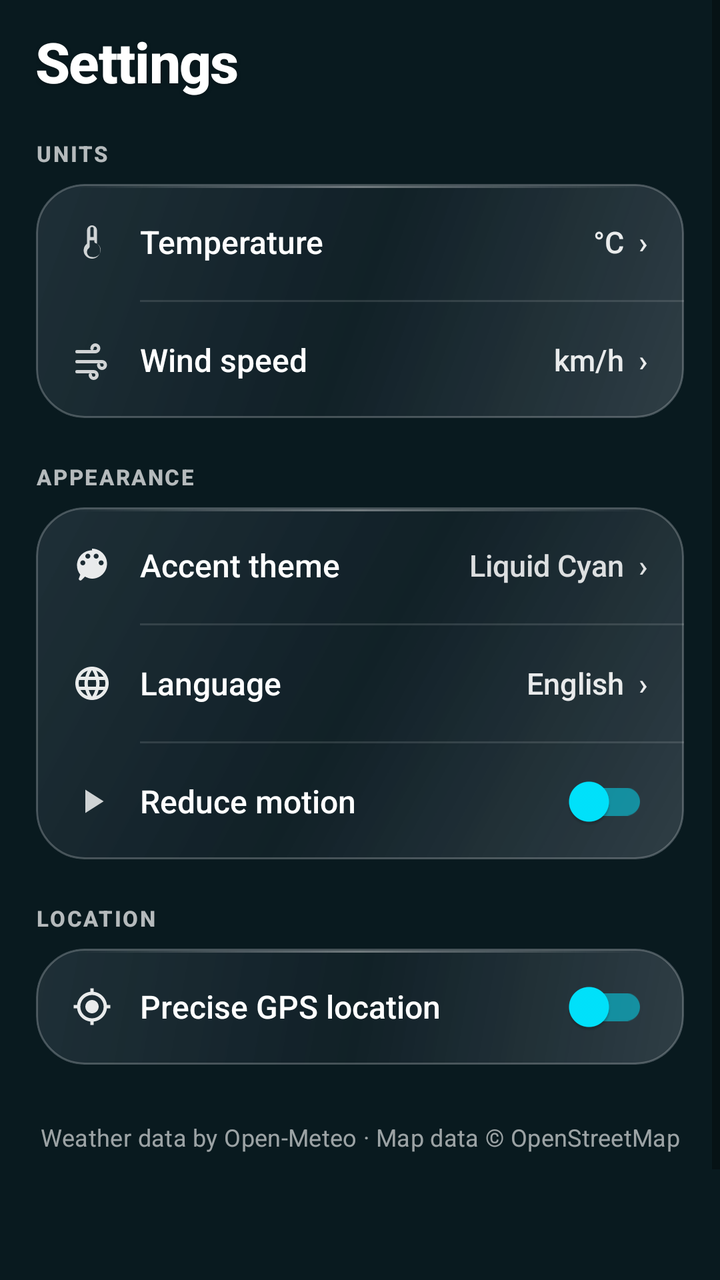
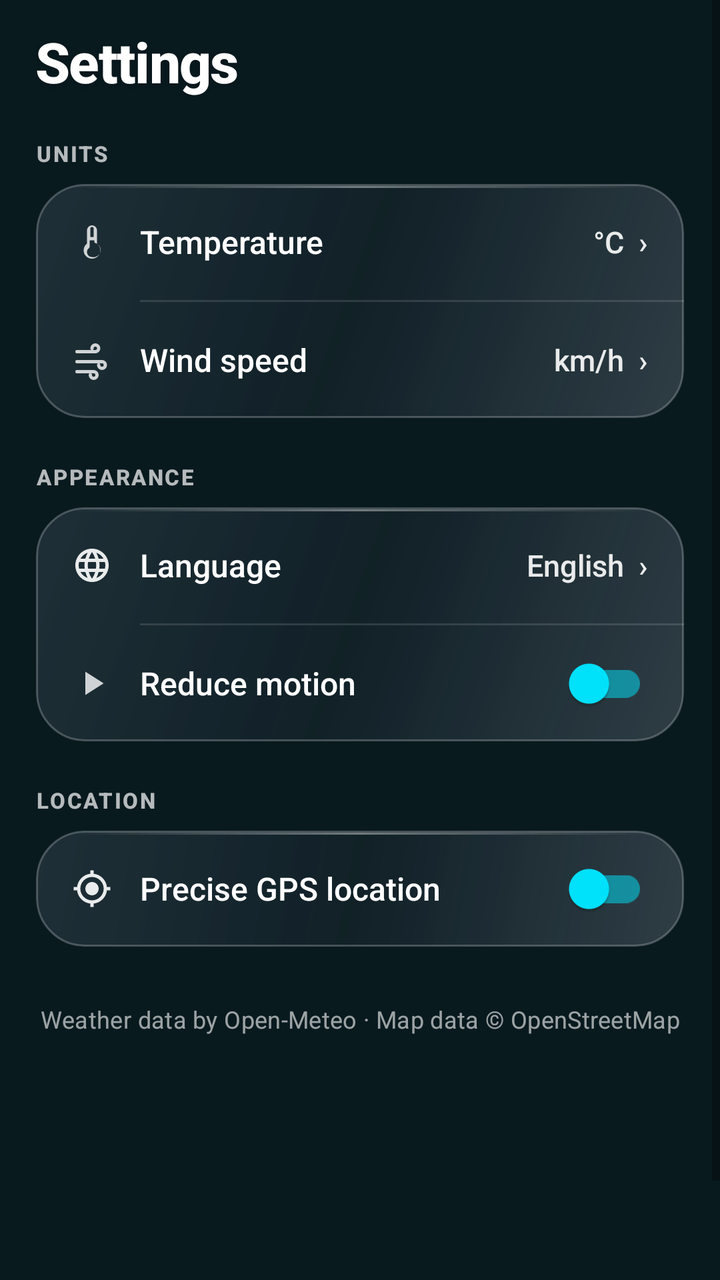

Compare the two renders of this Android layout. The source of the first and the diff that turns it into the second are given below.
<!-- AndroidManifest.xml: application theme Theme.K3Weather -->
<!-- res/layout/layout_settings.xml -->
<?xml version="1.0" encoding="utf-8"?>
<ScrollView xmlns:android="http://schemas.android.com/apk/res/android"
    xmlns:app="http://schemas.android.com/apk/res-auto"
    android:layout_width="match_parent"
    android:layout_height="match_parent"
    android:background="@android:color/transparent"
    android:clipToPadding="false"
    android:overScrollMode="never"
    android:fillViewport="true">

    <LinearLayout
        android:layout_width="match_parent"
        android:layout_height="wrap_content"
        android:orientation="vertical"
        android:paddingHorizontal="18dp"
        android:paddingTop="12dp"
        android:paddingBottom="108dp">

        
        <TextView
            android:layout_width="match_parent"
            android:layout_height="wrap_content"
            android:text="@string/settings_title"
            android:textColor="@android:color/white"
            android:textSize="28sp"
            android:textStyle="bold"
            android:letterSpacing="-0.02"
            android:shadowColor="#33000000"
            android:shadowDx="0"
            android:shadowDy="2"
            android:shadowRadius="6"
            android:fontFamily="sans-serif-medium"
            android:layout_marginBottom="20dp" />

        
        <TextView
            android:layout_width="match_parent"
            android:layout_height="wrap_content"
            android:text="@string/settings_section_units"
            android:textColor="#B3FFFFFF"
            android:textSize="11sp"
            android:textStyle="bold"
            android:letterSpacing="0.08"
            android:fontFamily="sans-serif-medium"
            android:layout_marginBottom="8dp" />

        <LinearLayout
            android:layout_width="match_parent"
            android:layout_height="wrap_content"
            android:background="@drawable/bg_card_translucent"
            android:orientation="vertical"
            android:clipToOutline="true">

            
            <LinearLayout
                android:id="@+id/rowTemperature"
                android:layout_width="match_parent"
                android:layout_height="58dp"
                android:background="?attr/selectableItemBackground"
                android:clickable="true"
                android:focusable="true"
                android:gravity="center_vertical"
                android:orientation="horizontal"
                android:paddingHorizontal="18dp">

                <ImageView
                    android:layout_width="20dp"
                    android:layout_height="20dp"
                    android:contentDescription="@null"
                    android:src="@drawable/ic_thermometer"
                    app:tint="#E6FFFFFF" />

                <TextView
                    android:layout_width="0dp"
                    android:layout_height="wrap_content"
                    android:layout_weight="1"
                    android:layout_marginStart="14dp"
                    android:text="@string/settings_temperature"
                    android:textColor="@android:color/white"
                    android:textSize="16sp"
                    android:fontFamily="sans-serif-medium" />

                <TextView
                    android:id="@+id/tvTemperatureUnitValue"
                    android:layout_width="wrap_content"
                    android:layout_height="wrap_content"
                    android:text="°C  ›"
                    android:textColor="#E6FFFFFF"
                    android:textSize="15sp"
                    android:fontFamily="sans-serif-medium" />
            </LinearLayout>

            <View
                android:layout_width="match_parent"
                android:layout_height="1dp"
                android:layout_marginStart="52dp"
                android:background="#1FFFFFFF" />

            
            <LinearLayout
                android:id="@+id/rowWindSpeed"
                android:layout_width="match_parent"
                android:layout_height="58dp"
                android:background="?attr/selectableItemBackground"
                android:clickable="true"
                android:focusable="true"
                android:gravity="center_vertical"
                android:orientation="horizontal"
                android:paddingHorizontal="18dp">

                <ImageView
                    android:layout_width="20dp"
                    android:layout_height="20dp"
                    android:contentDescription="@null"
                    android:src="@drawable/ic_wind"
                    app:tint="#E6FFFFFF" />

                <TextView
                    android:layout_width="0dp"
                    android:layout_height="wrap_content"
                    android:layout_weight="1"
                    android:layout_marginStart="14dp"
                    android:text="@string/settings_wind_speed"
                    android:textColor="@android:color/white"
                    android:textSize="16sp"
                    android:fontFamily="sans-serif-medium" />

                <TextView
                    android:id="@+id/tvWindSpeedUnitValue"
                    android:layout_width="wrap_content"
                    android:layout_height="wrap_content"
                    android:text="km/h  ›"
                    android:textColor="#E6FFFFFF"
                    android:textSize="15sp"
                    android:fontFamily="sans-serif-medium" />
            </LinearLayout>
        </LinearLayout>

        
        <TextView
            android:layout_width="match_parent"
            android:layout_height="wrap_content"
            android:layout_marginTop="22dp"
            android:layout_marginBottom="8dp"
            android:text="@string/settings_section_display"
            android:textColor="#B3FFFFFF"
            android:textSize="11sp"
            android:textStyle="bold"
            android:letterSpacing="0.08"
            android:fontFamily="sans-serif-medium" />

        <LinearLayout
            android:layout_width="match_parent"
            android:layout_height="wrap_content"
            android:background="@drawable/bg_card_translucent"
            android:orientation="vertical"
            android:clipToOutline="true">

            
            <LinearLayout
                android:id="@+id/rowColorScheme"
                android:layout_width="match_parent"
                android:layout_height="58dp"
                android:background="?attr/selectableItemBackground"
                android:clickable="true"
                android:focusable="true"
                android:gravity="center_vertical"
                android:orientation="horizontal"
                android:paddingHorizontal="18dp">

                <ImageView
                    android:layout_width="20dp"
                    android:layout_height="20dp"
                    android:contentDescription="@null"
                    android:src="@drawable/ic_palette"
                    app:tint="#E6FFFFFF" />

                <TextView
                    android:layout_width="0dp"
                    android:layout_height="wrap_content"
                    android:layout_weight="1"
                    android:layout_marginStart="14dp"
                    android:text="@string/settings_color_scheme"
                    android:textColor="@android:color/white"
                    android:textSize="16sp"
                    android:fontFamily="sans-serif-medium" />

                <TextView
                    android:id="@+id/tvColorSchemeValue"
                    android:layout_width="wrap_content"
                    android:layout_height="wrap_content"
                    android:text="Liquid Cyan  ›"
                    android:textColor="#D9FFFFFF"
                    android:textSize="15sp"
                    android:fontFamily="sans-serif-medium" />
            </LinearLayout>

            <View
                android:layout_width="match_parent"
                android:layout_height="1dp"
                android:layout_marginStart="52dp"
                android:background="#1FFFFFFF" />

            
            <LinearLayout
                android:id="@+id/rowLanguage"
                android:layout_width="match_parent"
                android:layout_height="58dp"
                android:background="?attr/selectableItemBackground"
                android:clickable="true"
                android:focusable="true"
                android:gravity="center_vertical"
                android:orientation="horizontal"
                android:paddingHorizontal="18dp">

                <ImageView
                    android:layout_width="20dp"
                    android:layout_height="20dp"
                    android:contentDescription="@null"
                    android:src="@drawable/ic_language"
                    app:tint="#E6FFFFFF" />

                <TextView
                    android:layout_width="0dp"
                    android:layout_height="wrap_content"
                    android:layout_weight="1"
                    android:layout_marginStart="14dp"
                    android:text="@string/settings_language"
                    android:textColor="@android:color/white"
                    android:textSize="16sp"
                    android:fontFamily="sans-serif-medium" />

                <TextView
                    android:id="@+id/tvLanguageValue"
                    android:layout_width="wrap_content"
                    android:layout_height="wrap_content"
                    android:text="English  ›"
                    android:textColor="#E6FFFFFF"
                    android:textSize="15sp"
                    android:fontFamily="sans-serif-medium" />
            </LinearLayout>

            <View
                android:layout_width="match_parent"
                android:layout_height="1dp"
                android:layout_marginStart="52dp"
                android:background="#1FFFFFFF" />

            
            <LinearLayout
                android:id="@+id/rowReduceMotion"
                android:layout_width="match_parent"
                android:layout_height="58dp"
                android:background="?attr/selectableItemBackground"
                android:clickable="true"
                android:focusable="true"
                android:gravity="center_vertical"
                android:orientation="horizontal"
                android:paddingHorizontal="18dp">

                <ImageView
                    android:layout_width="20dp"
                    android:layout_height="20dp"
                    android:contentDescription="@null"
                    android:src="@drawable/ic_reduce_motion"
                    app:tint="#E6FFFFFF" />

                <TextView
                    android:layout_width="0dp"
                    android:layout_height="wrap_content"
                    android:layout_weight="1"
                    android:layout_marginStart="14dp"
                    android:text="@string/settings_reduce_motion"
                    android:textColor="@android:color/white"
                    android:textSize="16sp"
                    android:fontFamily="sans-serif-medium" />

                <androidx.appcompat.widget.SwitchCompat
                    android:id="@+id/reduceMotionSwitch"
                    android:layout_width="wrap_content"
                    android:layout_height="wrap_content"
                    app:thumbTint="@color/accent_cyan"
                    app:trackTint="#8000E5FF" />
            </LinearLayout>
        </LinearLayout>

        
        <TextView
            android:layout_width="match_parent"
            android:layout_height="wrap_content"
            android:layout_marginTop="22dp"
            android:layout_marginBottom="8dp"
            android:text="@string/settings_section_location"
            android:textColor="#B3FFFFFF"
            android:textSize="11sp"
            android:textStyle="bold"
            android:letterSpacing="0.08"
            android:fontFamily="sans-serif-medium" />

        <LinearLayout
            android:layout_width="match_parent"
            android:layout_height="wrap_content"
            android:background="@drawable/bg_card_translucent"
            android:orientation="vertical"
            android:clipToOutline="true">

            
            <LinearLayout
                android:id="@+id/rowCurrentLocation"
                android:layout_width="match_parent"
                android:layout_height="58dp"
                android:background="?attr/selectableItemBackground"
                android:clickable="true"
                android:focusable="true"
                android:gravity="center_vertical"
                android:orientation="horizontal"
                android:paddingHorizontal="18dp">

                <ImageView
                    android:layout_width="20dp"
                    android:layout_height="20dp"
                    android:contentDescription="@null"
                    android:src="@drawable/ic_location"
                    app:tint="#E6FFFFFF" />

                <TextView
                    android:layout_width="0dp"
                    android:layout_height="wrap_content"
                    android:layout_weight="1"
                    android:layout_marginStart="14dp"
                    android:text="@string/settings_use_current_location"
                    android:textColor="@android:color/white"
                    android:textSize="16sp"
                    android:fontFamily="sans-serif-medium" />

                <androidx.appcompat.widget.SwitchCompat
                    android:id="@+id/currentLocationSwitch"
                    android:layout_width="wrap_content"
                    android:layout_height="wrap_content"
                    app:thumbTint="@color/accent_cyan"
                    app:trackTint="#8000E5FF" />
            </LinearLayout>
        </LinearLayout>

        
        <TextView
            android:id="@+id/attributions"
            android:layout_width="match_parent"
            android:layout_height="wrap_content"
            android:layout_marginTop="28dp"
            android:layout_marginBottom="16dp"
            android:gravity="center"
            android:text="@string/settings_attribution"
            android:textColor="#99FFFFFF"
            android:textSize="12sp"
            android:letterSpacing="0.01"
            android:fontFamily="sans-serif" />

    </LinearLayout>
</ScrollView>
<!-- resources referenced by this layout -->
<resources>
  <color name="accent_cyan">#00E5FF</color>
  <!-- drawable ic_location (drawable) -->
  <vector xmlns:android="http://schemas.android.com/apk/res/android"
      android:width="24dp"
      android:height="24dp"
      android:viewportWidth="24"
      android:viewportHeight="24">
      <path
          android:fillColor="#00E5FF"
          android:pathData="M12,8c-2.21,0 -4,1.79 -4,4s1.79,4 4,4 4,-1.79 4,-4 -1.79,-4 -4,-4zm8.94,3A8.994,8.994 0 0 0 13,3.06V1h-2v2.06A8.994,8.994 0 0 0 3.06,11H1v2h2.06A8.994,8.994 0 0 0 11,20.94V23h2v-2.06A8.994,8.994 0 0 0 20.94,13H23v-2h-2.06zM12,19c-3.87,0 -7,-3.13 -7,-7s3.13,-7 7,-7 7,3.13 7,7 -3.13,7 -7,7z"/>
  </vector>
  <!-- drawable ic_palette (drawable) -->
  <vector xmlns:android="http://schemas.android.com/apk/res/android"
      android:width="24dp"
      android:height="24dp"
      android:viewportWidth="24"
      android:viewportHeight="24">
      <path
          android:fillColor="@android:color/white"
          android:pathData="M12,3c-4.97,0 -9,4.03 -9,9 0,2.12 0.74,4.07 1.97,5.61L4.35,19.4c-0.39,0.39 -0.39,1.02 0,1.41 0.39,0.39 1.02,0.39 1.41,0l2.06,-2.06C9.17,19.46 10.53,20 12,20c4.97,0 9,-4.03 9,-9s-4.03,-9 -9,-9zM6.5,12c-0.83,0 -1.5,-0.67 -1.5,-1.5S5.67,9 6.5,9 8,9.67 8,10.5 7.33,12 6.5,12zM9.5,8C8.67,8 8,7.33 8,6.5S8.67,5 9.5,5s1.5,0.67 1.5,1.5S10.33,8 9.5,8zM14.5,8c-0.83,0 -1.5,-0.67 -1.5,-1.5S13.67,5 14.5,5s1.5,0.67 1.5,1.5S15.33,8 14.5,8zM17.5,12c-0.83,0 -1.5,-0.67 -1.5,-1.5S16.67,9 17.5,9s1.5,0.67 1.5,1.5 -0.67,1.5 -1.5,1.5z" />
  </vector>
  <!-- drawable ic_reduce_motion (drawable) -->
  <vector xmlns:android="http://schemas.android.com/apk/res/android"
      android:width="24dp"
      android:height="24dp"
      android:viewportWidth="24"
      android:viewportHeight="24">
      <path
          android:fillColor="#E0FFFFFF"
          android:pathData="M8,5v14l11,-7z"/>
  </vector>
  <!-- drawable ic_thermometer (drawable) -->
  <vector xmlns:android="http://schemas.android.com/apk/res/android"
      android:width="24dp"
      android:height="24dp"
      android:viewportWidth="24"
      android:viewportHeight="24">
      <path
          android:fillColor="#E0FFFFFF"
          android:pathData="M15,13V5a3,3 0 0,0 -6,0v8a5,5 0 1,0 6,0zm-3,-10a1,1 0 0,1 1,1v5h-2V4a1,1 0 0,1 1,-1zm0,18a3,3 0 0,1 -1.8,-5.4 1,1 0 0,0 0.4,-0.8V11h2.8v0.8a1,1 0 0,0 0.4,0.8A3,3 0 0,1 12,21z"/>
  </vector>
  <!-- drawable ic_wind (drawable) -->
  <vector xmlns:android="http://schemas.android.com/apk/res/android"
      android:width="24dp"
      android:height="24dp"
      android:viewportWidth="24"
      android:viewportHeight="24">
      <path
          android:fillColor="#E0FFFFFF"
          android:pathData="M3,8h11a3,3 0 1,0 -3,-3 1,1 0 0,0 2,0 1,1 0 1,1 1,1H3a1,1 0 0,0 0,2zm15,4H3a1,1 0 0,0 0,2h15a1,1 0 1,1 -1,1 1,1 0 0,0 -2,0 3,3 0 1,0 3,-3zm-5,6H3a1,1 0 0,0 0,2h10a1,1 0 1,1 -1,1 1,1 0 0,0 -2,0 3,3 0 1,0 3,-3z"/>
  </vector>
  <string name="settings_attribution">Weather data by Open-Meteo · Map data © OpenStreetMap</string>
  <string name="settings_color_scheme">Accent theme</string>
  <string name="settings_language">Language</string>
  <string name="settings_reduce_motion">Reduce motion</string>
  <string name="settings_section_display">APPEARANCE</string>
  <string name="settings_section_location">LOCATION</string>
  <string name="settings_section_units">UNITS</string>
  <string name="settings_temperature">Temperature</string>
  <string name="settings_title">Settings</string>
  <string name="settings_use_current_location">Precise GPS location</string>
  <string name="settings_wind_speed">Wind speed</string>
  <color name="primary_teal">#0F2C33</color>
  <color name="primary_dark_teal">#091A1F</color>
  <!-- unchanged entries left out for length: 3 -->
</resources>

<!-- the commit's change to res/layout/layout_settings.xml (unified diff, before → after) -->
@@ -14,7 +14,7 @@
         android:orientation="vertical"
         android:paddingHorizontal="18dp"
         android:paddingTop="12dp"
-        android:paddingBottom="108dp">
+        android:paddingBottom="160dp">
 
         
         <TextView
@@ -158,51 +158,6 @@
 
             
             <LinearLayout
-                android:id="@+id/rowColorScheme"
-                android:layout_width="match_parent"
-                android:layout_height="58dp"
-                android:background="?attr/selectableItemBackground"
-                android:clickable="true"
-                android:focusable="true"
-                android:gravity="center_vertical"
-                android:orientation="horizontal"
-                android:paddingHorizontal="18dp">
-
-                <ImageView
-                    android:layout_width="20dp"
-                    android:layout_height="20dp"
-                    android:contentDescription="@null"
-                    android:src="@drawable/ic_palette"
-                    app:tint="#E6FFFFFF" />
-
-                <TextView
-                    android:layout_width="0dp"
-                    android:layout_height="wrap_content"
-                    android:layout_weight="1"
-                    android:layout_marginStart="14dp"
-                    android:text="@string/settings_color_scheme"
-                    android:textColor="@android:color/white"
-                    android:textSize="16sp"
-                    android:fontFamily="sans-serif-medium" />
-
-                <TextView
-                    android:id="@+id/tvColorSchemeValue"
-                    android:layout_width="wrap_content"
-                    android:layout_height="wrap_content"
-                    android:text="Liquid Cyan  ›"
-                    android:textColor="#D9FFFFFF"
-                    android:textSize="15sp"
-                    android:fontFamily="sans-serif-medium" />
-            </LinearLayout>
-
-            <View
-                android:layout_width="match_parent"
-                android:layout_height="1dp"
-                android:layout_marginStart="52dp"
-                android:background="#1FFFFFFF" />
-
-            
-            <LinearLayout
                 android:id="@+id/rowLanguage"
                 android:layout_width="match_parent"
                 android:layout_height="58dp"
<!-- resource entries referenced after the edit -->
@@ -10,16 +10,6 @@
       <path
           android:fillColor="#00E5FF"
           android:pathData="M12,8c-2.21,0 -4,1.79 -4,4s1.79,4 4,4 4,-1.79 4,-4 -1.79,-4 -4,-4zm8.94,3A8.994,8.994 0 0 0 13,3.06V1h-2v2.06A8.994,8.994 0 0 0 3.06,11H1v2h2.06A8.994,8.994 0 0 0 11,20.94V23h2v-2.06A8.994,8.994 0 0 0 20.94,13H23v-2h-2.06zM12,19c-3.87,0 -7,-3.13 -7,-7s3.13,-7 7,-7 7,3.13 7,7 -3.13,7 -7,7z"/>
-  </vector>
-  <!-- drawable ic_palette (drawable) -->
-  <vector xmlns:android="http://schemas.android.com/apk/res/android"
-      android:width="24dp"
-      android:height="24dp"
-      android:viewportWidth="24"
-      android:viewportHeight="24">
-      <path
-          android:fillColor="@android:color/white"
-          android:pathData="M12,3c-4.97,0 -9,4.03 -9,9 0,2.12 0.74,4.07 1.97,5.61L4.35,19.4c-0.39,0.39 -0.39,1.02 0,1.41 0.39,0.39 1.02,0.39 1.41,0l2.06,-2.06C9.17,19.46 10.53,20 12,20c4.97,0 9,-4.03 9,-9s-4.03,-9 -9,-9zM6.5,12c-0.83,0 -1.5,-0.67 -1.5,-1.5S5.67,9 6.5,9 8,9.67 8,10.5 7.33,12 6.5,12zM9.5,8C8.67,8 8,7.33 8,6.5S8.67,5 9.5,5s1.5,0.67 1.5,1.5S10.33,8 9.5,8zM14.5,8c-0.83,0 -1.5,-0.67 -1.5,-1.5S13.67,5 14.5,5s1.5,0.67 1.5,1.5S15.33,8 14.5,8zM17.5,12c-0.83,0 -1.5,-0.67 -1.5,-1.5S16.67,9 17.5,9s1.5,0.67 1.5,1.5 -0.67,1.5 -1.5,1.5z" />
   </vector>
   <!-- drawable ic_reduce_motion (drawable) -->
   <vector xmlns:android="http://schemas.android.com/apk/res/android"
@@ -52,7 +42,6 @@
           android:pathData="M3,8h11a3,3 0 1,0 -3,-3 1,1 0 0,0 2,0 1,1 0 1,1 1,1H3a1,1 0 0,0 0,2zm15,4H3a1,1 0 0,0 0,2h15a1,1 0 1,1 -1,1 1,1 0 0,0 -2,0 3,3 0 1,0 3,-3zm-5,6H3a1,1 0 0,0 0,2h10a1,1 0 1,1 -1,1 1,1 0 0,0 -2,0 3,3 0 1,0 3,-3z"/>
   </vector>
   <string name="settings_attribution">Weather data by Open-Meteo · Map data © OpenStreetMap</string>
-  <string name="settings_color_scheme">Accent theme</string>
   <string name="settings_language">Language</string>
   <string name="settings_reduce_motion">Reduce motion</string>
   <string name="settings_section_display">APPEARANCE</string>
